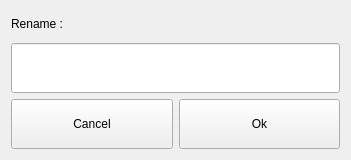
First picture: the form in src/dlgrename.ui, repository ic005k/Knot-Legacy, before the edit.
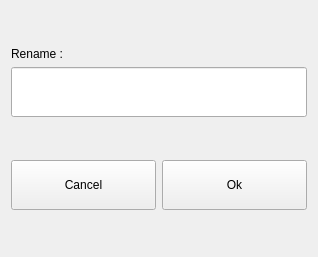
Second picture: the form after the edit.

What changed in the file:
```diff
--- a/src/dlgrename.ui
+++ b/src/dlgrename.ui
@@ -6,22 +6,58 @@
    <rect>
     <x>0</x>
     <y>0</y>
-    <width>351</width>
-    <height>160</height>
+    <width>318</width>
+    <height>257</height>
    </rect>
   </property>
   <property name="windowTitle">
    <string>Dialog</string>
   </property>
-  <layout class="QGridLayout" name="gridLayout">
-   <item row="0" column="0">
+  <layout class="QVBoxLayout" name="verticalLayout">
+   <item>
+    <spacer name="verticalSpacer_3">
+     <property name="orientation">
+      <enum>Qt::Vertical</enum>
+     </property>
+     <property name="sizeHint" stdset="0">
+      <size>
+       <width>20</width>
+       <height>40</height>
+      </size>
+     </property>
+    </spacer>
+   </item>
+   <item>
     <widget class="QLabel" name="label">
      <property name="text">
       <string>Rename :</string>
      </property>
     </widget>
    </item>
-   <item row="2" column="0">
+   <item>
+    <widget class="QLineEdit" name="editName">
+     <property name="minimumSize">
+      <size>
+       <width>0</width>
+       <height>50</height>
+      </size>
+     </property>
+    </widget>
+   </item>
+   <item>
+    <spacer name="verticalSpacer">
+     <property name="orientation">
+      <enum>Qt::Vertical</enum>
+     </property>
+     <property name="sizeHint" stdset="0">
+      <size>
+       <width>20</width>
+       <height>40</height>
+      </size>
+     </property>
+    </spacer>
+   </item>
+   <item>
     <layout class="QHBoxLayout" name="horizontalLayout">
      <item>
       <widget class="QToolButton" name="btnCancel">
@@ -63,15 +99,18 @@
      </item>
     </layout>
    </item>
-   <item row="1" column="0">
-    <widget class="QLineEdit" name="editName">
-     <property name="minimumSize">
+   <item>
+    <spacer name="verticalSpacer_2">
+     <property name="orientation">
+      <enum>Qt::Vertical</enum>
+     </property>
+     <property name="sizeHint" stdset="0">
       <size>
-       <width>0</width>
-       <height>50</height>
+       <width>20</width>
+       <height>40</height>
       </size>
      </property>
-    </widget>
+    </spacer>
    </item>
   </layout>
  </widget>
```
